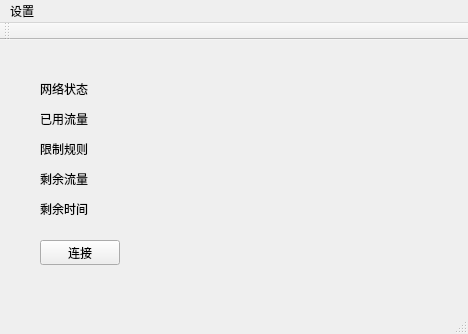
This is src/mainwindow.ui in chaodongqu/anon_app as Qt 5 draws it before an edit. The edited form follows.
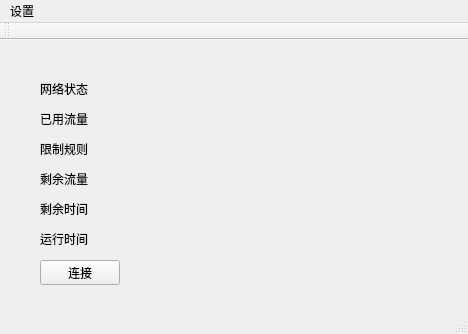
This is the edited form.

The edit to the form file:
```diff
--- a/src/mainwindow.ui
+++ b/src/mainwindow.ui
@@ -83,7 +83,7 @@
     <property name="geometry">
      <rect>
       <x>40</x>
-      <y>200</y>
+      <y>220</y>
       <width>80</width>
       <height>25</height>
      </rect>
@@ -92,6 +92,19 @@
      <string>连接</string>
     </property>
    </widget>
+   <widget class="QLabel" name="label_6">
+    <property name="geometry">
+     <rect>
+      <x>40</x>
+      <y>190</y>
+      <width>54</width>
+      <height>17</height>
+     </rect>
+    </property>
+    <property name="text">
+     <string>运行时间</string>
+    </property>
+   </widget>
   </widget>
   <widget class="QMenuBar" name="menuBar">
    <property name="geometry">
```
